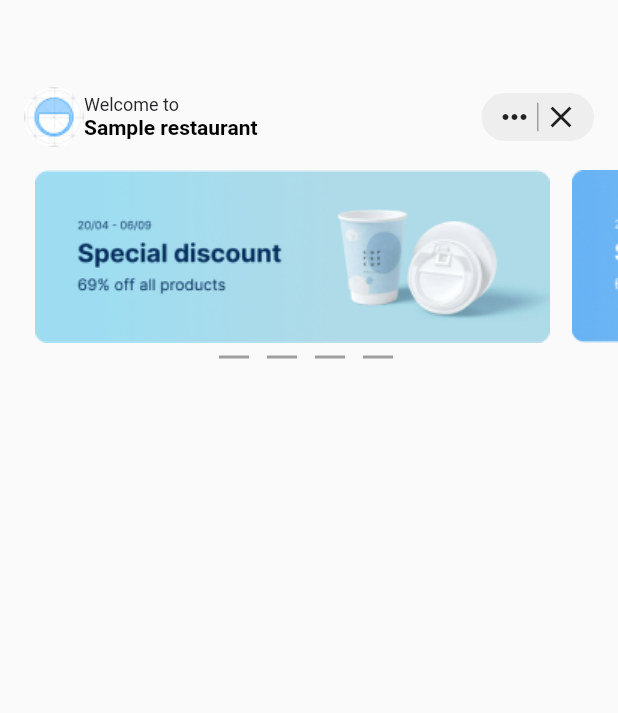
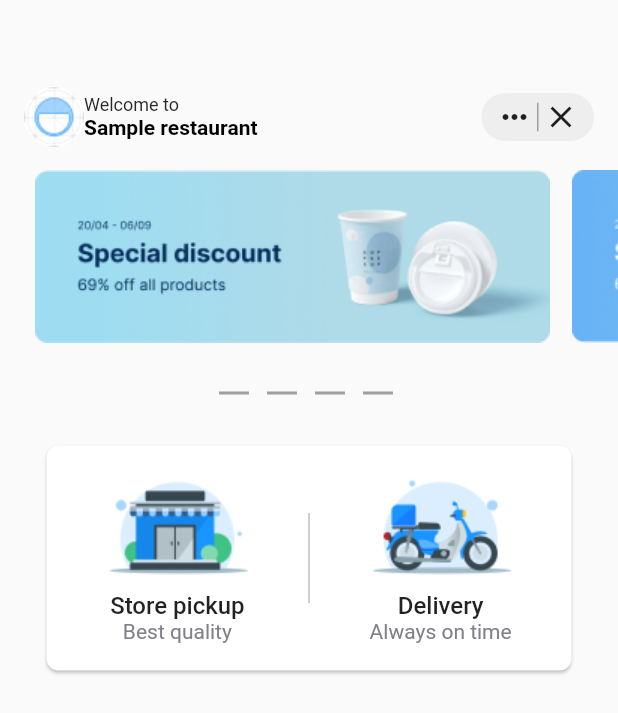
Before and after one commit to avetis001/Sample_restaurant, a Flutter app: the screen it shows after launch, on a phone screen of 412 x 824 dp. Shown: the top 713 px of the screen. Run offline on Flutter 3.47's test engine with Material 2 defaults, Android fonts, the phone set to English and light mode, and no system bars.

Commit message:
added widget OrderType <cards>

```diff
--- a/lib/home/widgets/pagination_carousel.dart
+++ b/lib/home/widgets/pagination_carousel.dart
@@ -11,7 +11,7 @@ class _PaginationCarouselState extends State<PaginationCarousel> {
   @override
   Widget build(BuildContext context) {
     return Container(
-      margin: const EdgeInsets.only(left: 140),
+      margin: const EdgeInsets.only(left: 140, top: 24, bottom: 24),
       child: Row(
         children: [
           Padding(
--- a/lib/home/widgets/scroll_list.dart
+++ b/lib/home/widgets/scroll_list.dart
@@ -1,6 +1,7 @@
 import 'package:flutter/material.dart';
 import 'package:flutter_application_1/home/widgets/carousel_home.dart';
 import 'package:flutter_application_1/home/widgets/pagination_carousel.dart';
+import 'package:flutter_application_1/home/widgets/type_of_order_home.dart';
 
 class ScrollListHome extends StatefulWidget {
   const ScrollListHome({super.key});
@@ -16,6 +17,7 @@ class _ScrollListHomeState extends State<ScrollListHome> {
       children: [
         CarouselHome(),
         PaginationCarousel(),
+        OrderType(),
       ],
     );
   }
--- /dev/null
+++ b/lib/home/widgets/type_of_order_home.dart
@@ -0,0 +1,90 @@
+import 'package:flutter/material.dart';
+
+class OrderType extends StatefulWidget {
+  const OrderType({super.key});
+
+  @override
+  State<OrderType> createState() => _OrderTypeState();
+}
+
+class _OrderTypeState extends State<OrderType> {
+  @override
+  Widget build(BuildContext context) {
+    return Card(
+      shape: RoundedRectangleBorder(
+        borderRadius: BorderRadius.circular(8),
+      ),
+      child: Container(
+        padding: const EdgeInsets.only(top: 16, bottom: 16),
+        height: 150,
+        width: 350,
+        child: Row(
+          mainAxisAlignment: MainAxisAlignment.spaceEvenly,
+          children: [
+            GestureDetector(
+              child: const SizedBox(
+                child: Column(
+                  children: [
+                    Padding(
+                      padding: EdgeInsets.only(bottom: 8),
+                      child: Image(
+                        image: AssetImage('assets/images/cardimage2.png'),
+                      ),
+                    ),
+                    Text(
+                      'Store pickup',
+                      style:
+                          TextStyle(fontSize: 16, fontWeight: FontWeight.w500),
+                    ),
+                    Text(
+                      'Best quality',
+                      style: TextStyle(
+                        fontSize: 14,
+                        fontWeight: FontWeight.w400,
+                        color: Color.fromRGBO(128, 128, 137, 1),
+                      ),
+                    )
+                  ],
+                ),
+              ),
+              onTap: () {},
+            ),
+            Container(
+              color: const Color.fromARGB(166, 158, 158, 158),
+              height: 60,
+              width: 1,
+            ),
+            GestureDetector(
+              child: const SizedBox(
+                child: Column(
+                  children: [
+                    Padding(
+                      padding: EdgeInsets.only(bottom: 8),
+                      child: Image(
+                        image: AssetImage('assets/images/cardimage1.png'),
+                      ),
+                    ),
+                    Text(
+                      'Delivery',
+                      style:
+                          TextStyle(fontSize: 16, fontWeight: FontWeight.w500),
+                    ),
+                    Text(
+                      'Always on time',
+                      style: TextStyle(
+                        fontSize: 14,
+                        fontWeight: FontWeight.w400,
+                        color: Color.fromRGBO(128, 128, 137, 1),
+                      ),
+                    ),
+                  ],
+                ),
+              ),
+              onTap: () {},
+            ),
+          ],
+        ),
+      ),
+    );
+  }
+}
--- a/pubspec.yaml
+++ b/pubspec.yaml
@@ -65,6 +65,8 @@ flutter:
     - assets/images/Image.png
     - assets/images/Image2.png
     - assets/images/Image3.png
+    - assets/images/cardimage1.png
+    - assets/images/cardimage2.png
 
 
 
```
